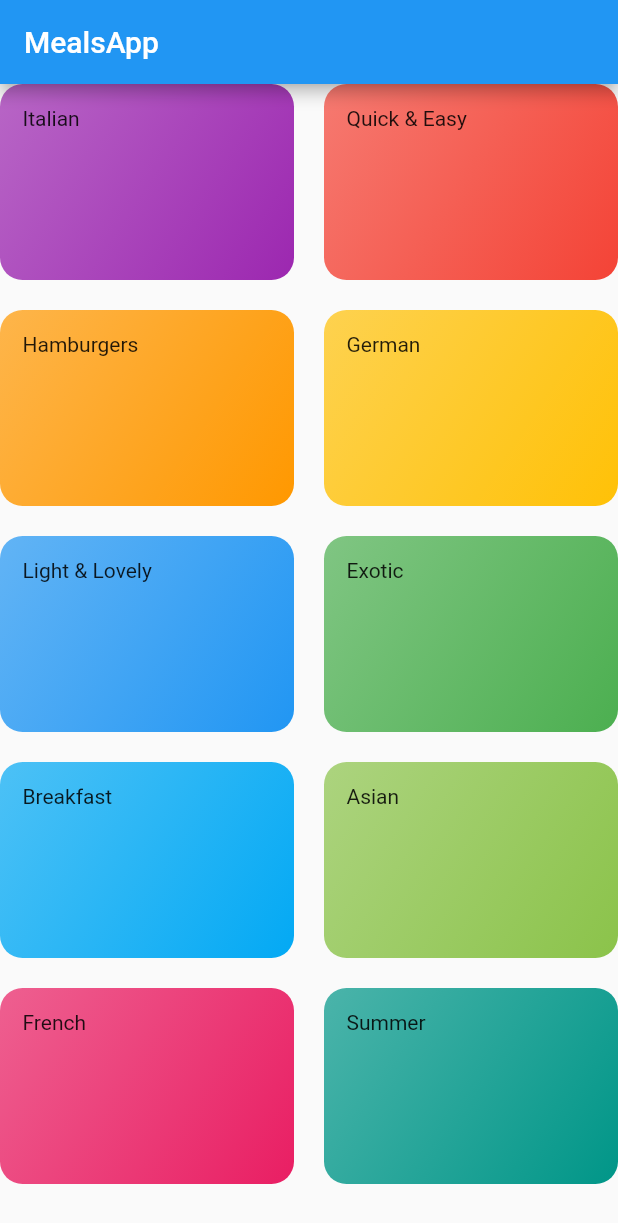
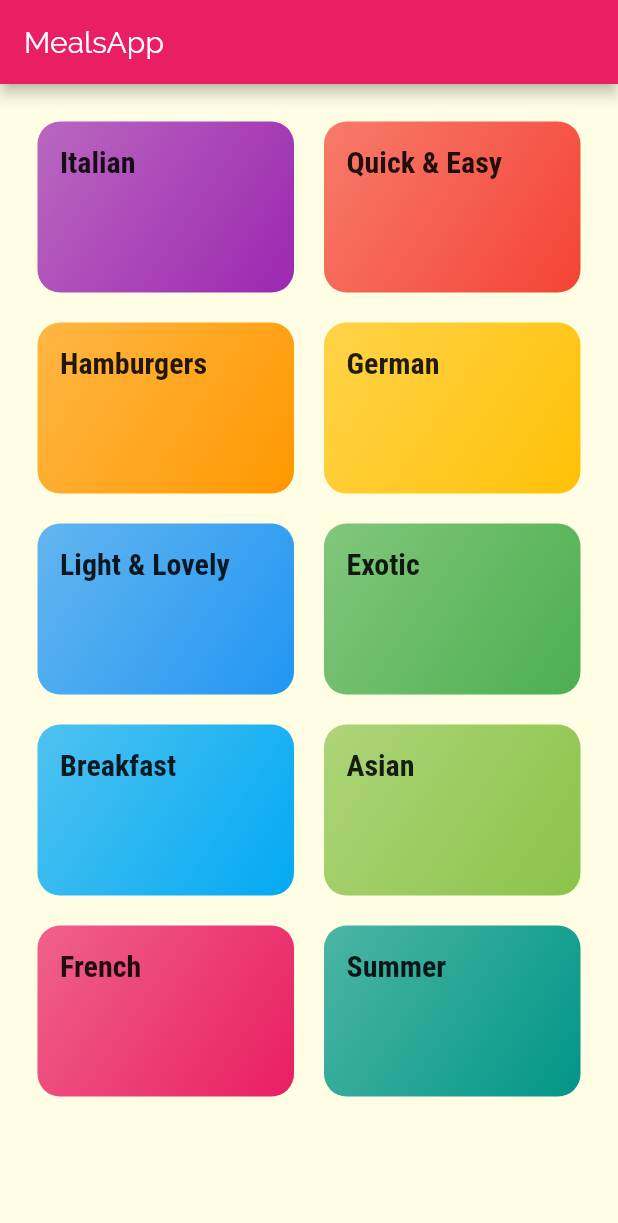
Before and after one commit to ituxka/meals, a Flutter app: the screen it shows after launch, on a phone screen of 412 x 824 dp. Shown: the top 1223 px of the screen. Run offline on Flutter 3.47's test engine with Material 2 defaults, Android fonts, the phone set to English and light mode, and no system bars.

Commit message:
refactor: add general styling

```diff
--- a/lib/main.dart
+++ b/lib/main.dart
@@ -1,5 +1,6 @@
 import 'package:flutter/material.dart';
 import 'package:meals/screens/categories_screen.dart';
+import 'package:meals/style.dart';
 
 void main() => runApp(App());
 
@@ -9,7 +10,19 @@ class App extends StatelessWidget {
     return MaterialApp(
       title: 'Meals App',
       theme: ThemeData(
-        primarySwatch: Colors.blue,
+        primarySwatch: Colors.pink,
+        accentColor: Colors.amber,
+        canvasColor: bgColor,
+        fontFamily: 'Raleway',
+        textTheme: ThemeData.light().textTheme.copyWith(
+              body1: TextStyle(
+                color: Color.fromRGBO(20, 51, 51, 1),
+              ),
+              body2: TextStyle(
+                color: Color.fromRGBO(20, 51, 51, 1),
+              ),
+              title: titleStyle,
+            ),
       ),
       home: CategoriesScreen(),
     );
--- /dev/null
+++ b/lib/style.dart
@@ -0,0 +1,9 @@
+import 'package:flutter/material.dart';
+
+const Color bgColor = Color.fromRGBO(255, 254, 229, 1);
+
+const TextStyle titleStyle = const TextStyle(
+  fontSize: 20,
+  fontFamily: 'RobotoCondensed',
+  fontWeight: FontWeight.bold,
+);
--- a/lib/widgets/category/category_item.dart
+++ b/lib/widgets/category/category_item.dart
@@ -11,7 +11,10 @@ class CategoryItem extends StatelessWidget {
     return Container(
       padding: EdgeInsets.all(15),
       decoration: categoryItemDecoration(color),
-      child: Text(title),
+      child: Text(
+        title,
+        style: Theme.of(context).textTheme.title,
+      ),
     );
   }
 }
--- a/lib/widgets/category/category_list.dart
+++ b/lib/widgets/category/category_list.dart
@@ -6,15 +6,16 @@ class CategoriesList extends StatelessWidget {
   @override
   Widget build(BuildContext context) {
     return GridView(
-      children: STUB_CATEGORIES.map((category) {
-        return CategoryItem(category.title, category.color);
-      }).toList(),
+      padding: EdgeInsets.all(25),
       gridDelegate: SliverGridDelegateWithMaxCrossAxisExtent(
         maxCrossAxisExtent: 200,
         childAspectRatio: 3 / 2,
         mainAxisSpacing: 20,
         crossAxisSpacing: 20,
       ),
+      children: STUB_CATEGORIES.map((category) {
+        return CategoryItem(category.title, category.color);
+      }).toList(),
     );
   }
 }
```
Also changed, not shown: pubspec.yaml (+17 -6 lines), assets/fonts/Raleway-Black.ttf (added), assets/fonts/Raleway-Bold.ttf (added), assets/fonts/Raleway-Regular.ttf (added), assets/fonts/RobotoCondensed-Bold.ttf (added), assets/fonts/RobotoCondensed-Italic.ttf (added), assets/fonts/RobotoCondensed-Light.ttf (added), assets/fonts/RobotoCondensed-Regular.ttf (added).
